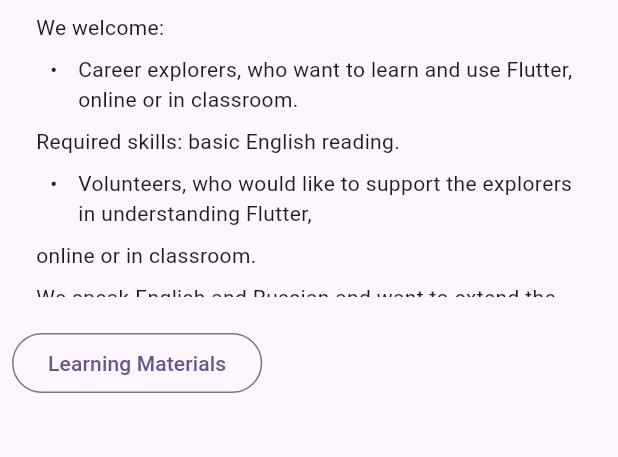
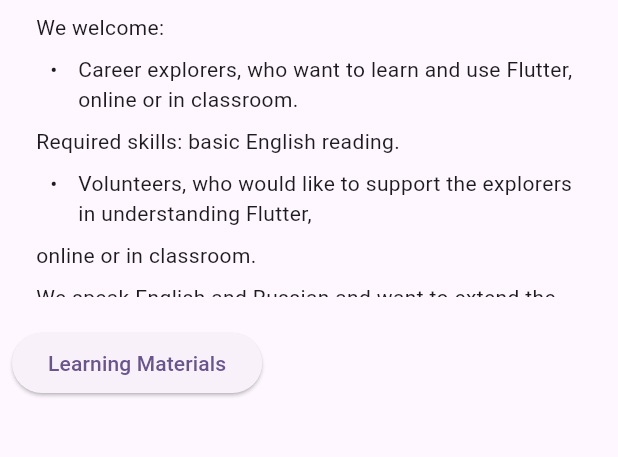
Before and after one commit to flutter-chat-dev/flutter-chat, a Flutter app: the screen it shows after launch, on a phone screen of 412 x 824 dp, the part 384-841 px from its top. Run offline on Flutter 3.47's test engine with Material 2 defaults, Android fonts, the phone set to English and light mode, and no system bars; our stand-ins replace flutter_markdown.

Commit message:
Update main.dart

```diff
--- a/lib/main.dart
+++ b/lib/main.dart
@@ -129,7 +129,7 @@
         Expanded(
           child: Align(
             alignment: Alignment.topLeft,
-            child: OutlinedButton(
+            child: ElevatedButton(
               onPressed: () =>
                   launchUrl(Uri.parse(Links.learningMaterials.link)),
               child: Text(Texts.learningMaterials.text[locale]!),
```
